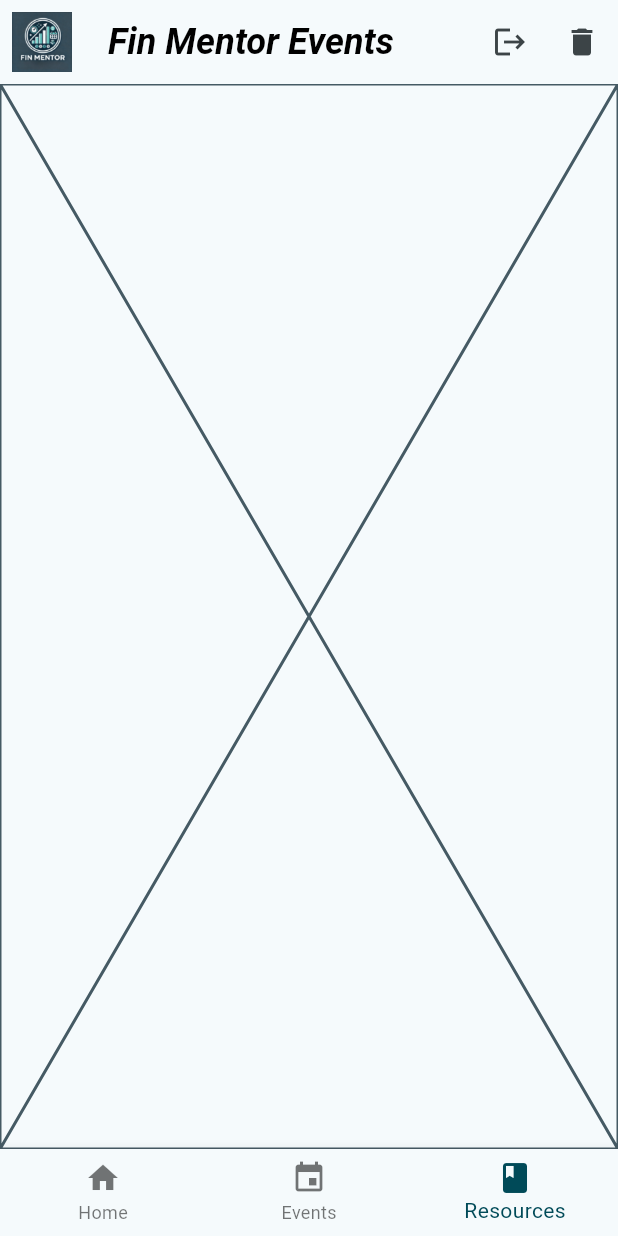
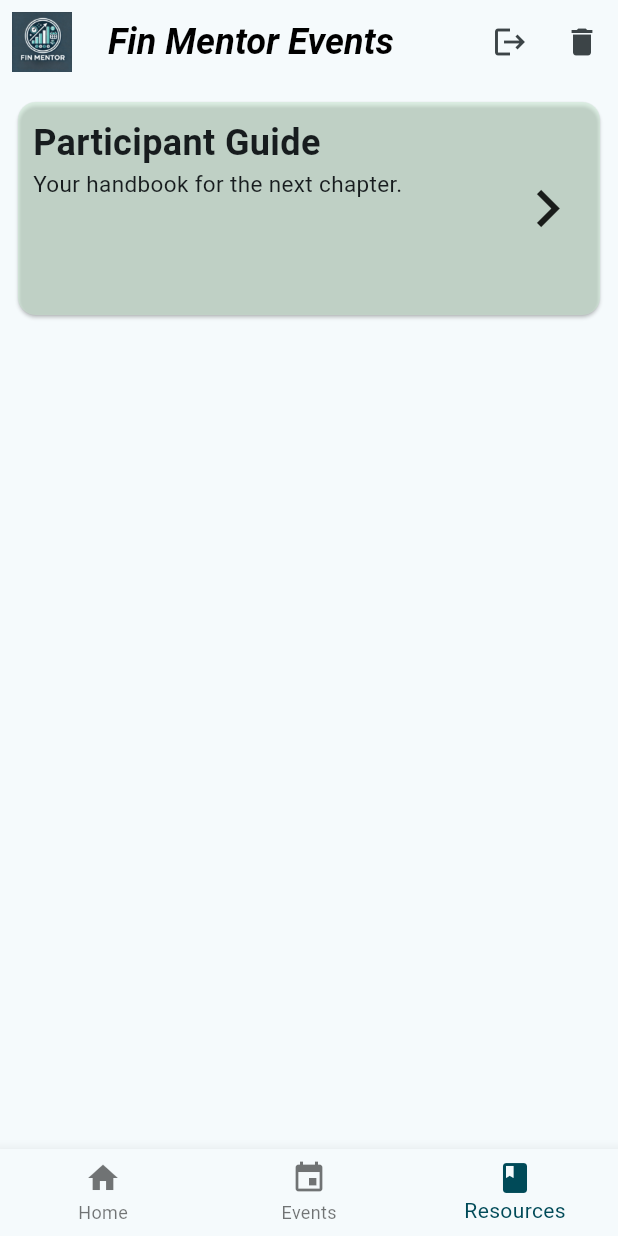
Before and after one commit to Microsoft666666/fin_mentor, a Flutter app: the UserDashboard screen opened directly, item 3 of the bottom bar chosen, on a phone screen of 412 x 824 dp. Run offline on Flutter 3.47's test engine with Material 3 defaults, Android fonts, the phone set to English and light mode, and no system bars; our stand-ins replace cloud_firestore, firebase_auth, firebase_core, shared_preferences; missing offline and left inert: pdfx; accounts and stored records are empty.

Commit message:
UserPage Updated

```diff
--- a/lib/auth/signupPage.dart
+++ b/lib/auth/signupPage.dart
@@ -1,6 +1,5 @@
 import 'package:fin_mentor/admin/admin_dashboard.dart';
 import 'package:fin_mentor/auth/authentication.dart';
-import 'package:fin_mentor/dashboard.dart';
 import 'package:fin_mentor/user/user_dashboard.dart';
 import 'package:flutter/material.dart';
 
--- a/lib/user/userResources.dart
+++ b/lib/user/userResources.dart
@@ -1,4 +1,5 @@
 import 'package:flutter/material.dart';
+import 'package:pdfx/pdfx.dart';
 class UserResources extends StatefulWidget {
   const UserResources({super.key});
 
@@ -7,8 +8,48 @@ class UserResources extends StatefulWidget {
 }
 
 class _UserResourcesState extends State<UserResources> {
+  final pgFile = PdfControllerPinch(document: PdfDocument.openAsset('assets/CH1-PG.pdf'));
   @override
   Widget build(BuildContext context) {
-    return const Placeholder();
+    return Center(
+      child: Column(
+        children: [
+          Container(
+            height: 150,
+            margin: EdgeInsets.all(8),
+            child: InkWell(
+              onTap: ()async{
+                Navigator.push(context, MaterialPageRoute(builder: (context) => PdfViewPinch(controller: pgFile)));
+
+              },
+              child: const Card(
+                  color: const Color.fromRGBO(204, 234, 211, 0.5019607843137255),
+                  child: Padding(
+                  padding: const EdgeInsets.all(10),
+                  child: Row(
+                    mainAxisAlignment: MainAxisAlignment.spaceBetween,
+                    crossAxisAlignment: CrossAxisAlignment.center,
+
+                    children: [
+                      Column(
+                        crossAxisAlignment: CrossAxisAlignment.start,
+                        children: [
+                          Text("Participant Guide",
+                            style: TextStyle(fontSize: 24, fontWeight: FontWeight.bold),
+                          ),
+                          Text("Your handbook for the next chapter.",
+                          style: TextStyle(fontSize: 15),)
+                        ],
+                      ),
+                      Icon(Icons.chevron_right, size: 50,)
+                    ],
+                  ),
+                )
+              ),
+            ),
+          )
+        ],
+      ),
+    );
   }
 }
--- a/pubspec.yaml
+++ b/pubspec.yaml
@@ -41,6 +41,7 @@ dependencies:
   shared_preferences: ^2.3.2
   provider: ^6.1.2
   flutter_launcher_icons: ^0.14.1
+  pdfx: ^2.8.0
 
 dev_dependencies:
   flutter_test:
@@ -73,6 +74,9 @@ flutter:
 
   # To add assets to your application, add an assets section, like this:
   assets:
+    - assets/CH1-IG.pdf
+    - assets/CH1-PG.pdf
+    - assets/CH1-Slides.pdf
     - assets/
   #   - images/a_dot_burr.jpeg
   #   - images/a_dot_ham.jpeg
```
Also changed, not shown: lib/components/SplashScreen.dart (deleted, +0 -111 lines), lib/dashboard.dart (deleted, +0 -74 lines), lib/eventsPage.dart (deleted, +0 -15 lines), lib/homePage.dart (deleted, +0 -15 lines), lib/profilePage.dart (deleted, +0 -15 lines), pubspec.lock, 3 other files.
